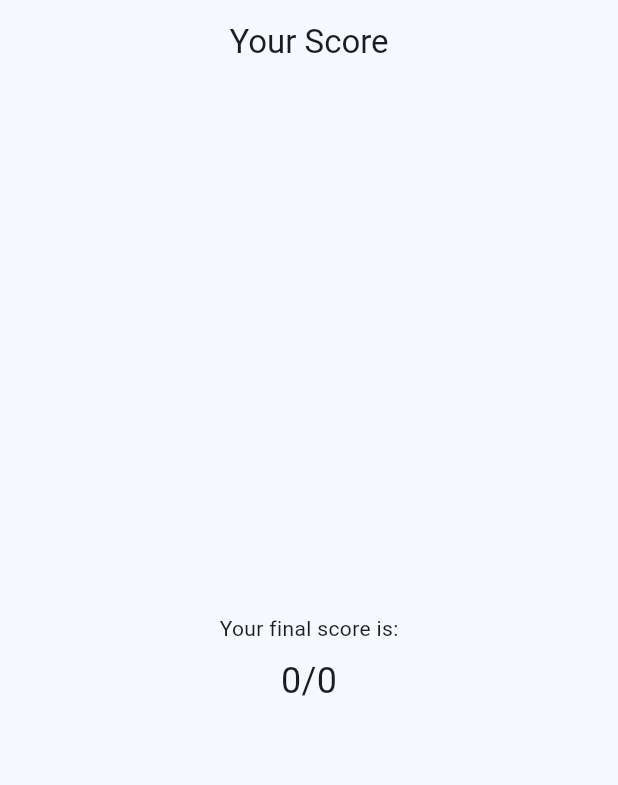
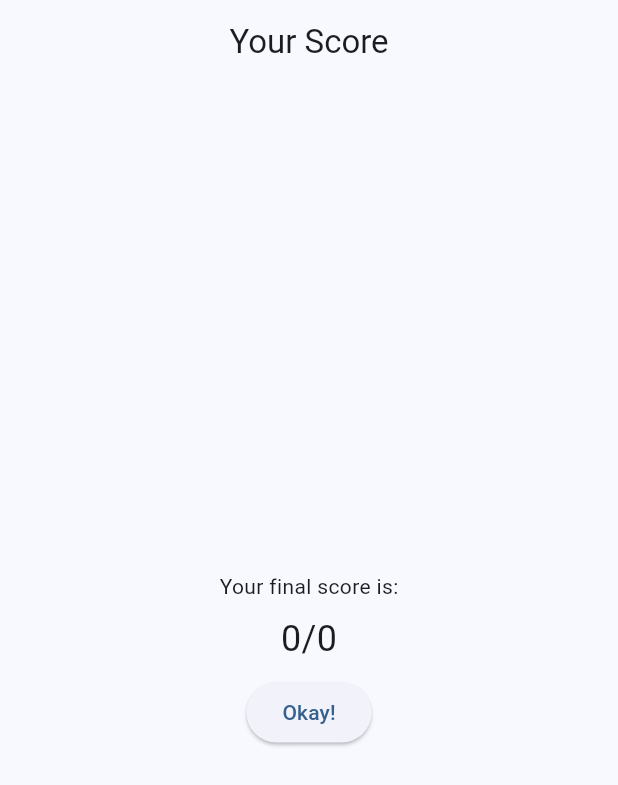
Before and after one commit to MananGandhi1810/quiz-app, a Flutter app: the EndPage screen opened directly, on a phone screen of 412 x 824 dp. Shown: the top 785 px of the screen. Run offline on Flutter 3.47's test engine with Material 3 defaults, Android fonts, the phone set to English and light mode, and no system bars.

```diff
--- a/lib/presentation/end_page.dart
+++ b/lib/presentation/end_page.dart
@@ -24,6 +24,15 @@ class EndPage extends StatelessWidget {
               "${context.watch<ScoreProvider>().correct}/${context.watch<ScoreProvider>().total}",
               style: TextStyle(fontSize: 24),
             ),
+            Padding(
+              padding: EdgeInsets.all(4),
+            ),
+            ElevatedButton(
+              onPressed: () {
+                Navigator.of(context).pop();
+              },
+              child: Text("Okay!"),
+            )
           ],
         ),
       ),
```
